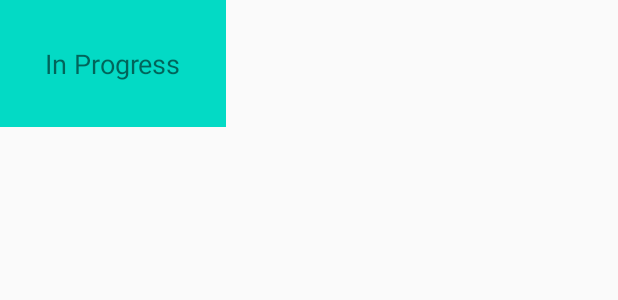
After one commit to DIT112-V20/group-04, an Android app: the layout guide_popup.xml on its own in the app's theme, with its tools: preview values and no code run, on a phone screen of 412 x 824 dp. The commit adds this screen. Shown: the top 300 px of the screen. Run offline under Robolectric (Android 15) with nearby library versions, the phone set to English and light mode, and no system bars.

Commit message:
Add layout for guide popup
#25

Contributors:
@Enilo

```diff
--- /dev/null
+++ b/app/src/main/res/layout/guide_popup.xml
@@ -0,0 +1,17 @@
+<?xml version="1.0" encoding="utf-8"?>
+<RelativeLayout xmlns:android="http://schemas.android.com/apk/res/android"
+    android:id="@+id/guidePopup"
+    android:layout_width="wrap_content"
+    android:layout_height="wrap_content"
+    android:background="@color/colorAccent"
+    android:gravity="bottom">
+
+    <TextView
+        android:layout_width="wrap_content"
+        android:layout_height="wrap_content"
+        android:layout_centerInParent="true"
+        android:layout_margin="30dp"
+        android:text="@string/guide_text"
+        android:textSize="18sp" />
+
+</RelativeLayout>
--- a/app/src/main/res/values/strings.xml
+++ b/app/src/main/res/values/strings.xml
@@ -7,4 +7,5 @@
     <string name="voice_control">Switch to\nVoice Control</string>
     <string name="manual_control">Switch to\nManual Control</string>
     <string name="guide_button">Guide</string>
+    <string name="guide_text">In Progress</string>
 </resources>
```
